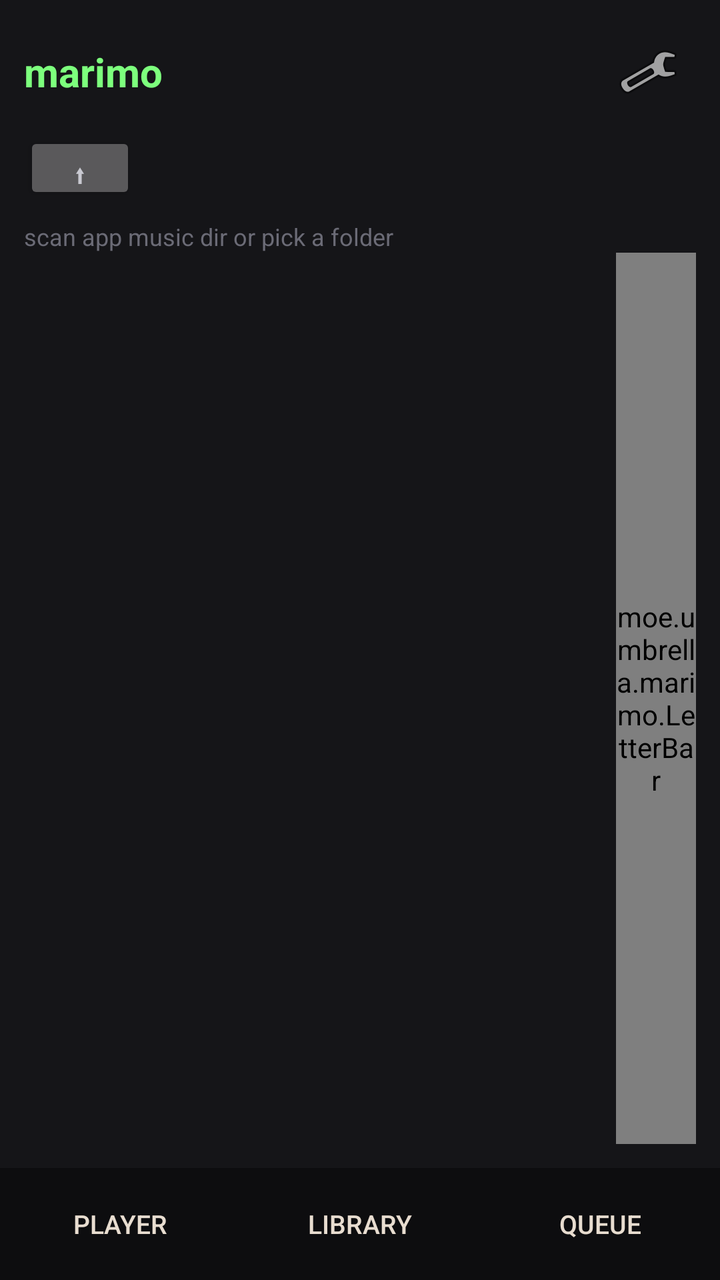
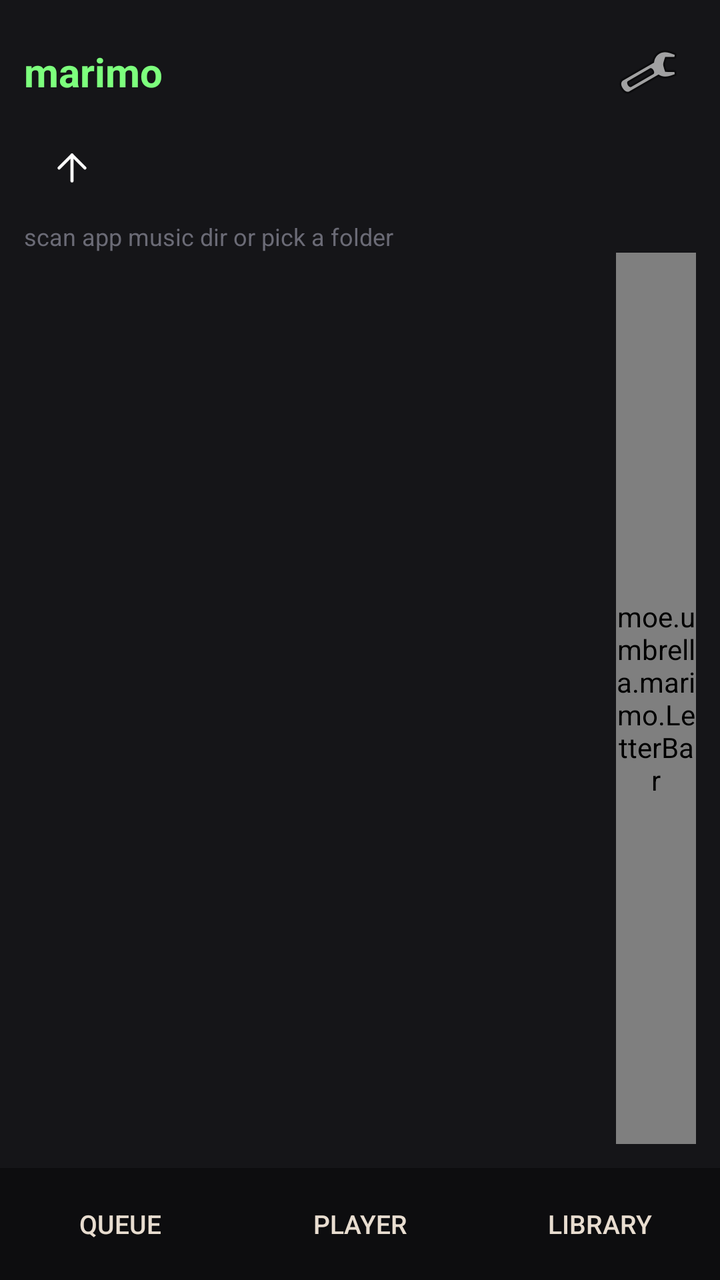

Two renders of the same Android screen: before a commit and after it. Below are the layout's source before the change and the commit's diff.
<!-- AndroidManifest.xml: application theme Theme.Marimo -->
<!-- res/layout/activity_main.xml -->
<?xml version="1.0" encoding="utf-8"?>
<LinearLayout xmlns:android="http://schemas.android.com/apk/res/android"
    android:layout_width="match_parent"
    android:layout_height="match_parent"
    android:orientation="vertical">

    <FrameLayout
        android:layout_width="match_parent"
        android:layout_height="0dp"
        android:layout_weight="1">

        
        <LinearLayout
            android:id="@+id/screen_library"
            android:layout_width="match_parent"
            android:layout_height="match_parent"
            android:orientation="vertical"
            android:padding="12dp">

            <LinearLayout
                android:layout_width="match_parent"
                android:layout_height="wrap_content"
                android:orientation="horizontal"
                android:gravity="center_vertical">

                <TextView
                    android:id="@+id/title"
                    android:layout_width="0dp"
                    android:layout_height="wrap_content"
                    android:layout_weight="1"
                    android:text="marimo"
                    android:textSize="20sp"
                    android:textStyle="bold"
                    android:textColor="#7dff7d" />

                <ImageButton
                    android:id="@+id/btn_settings"
                    android:layout_width="48dp"
                    android:layout_height="48dp"
                    android:src="@android:drawable/ic_menu_manage"
                    android:background="?android:attr/selectableItemBackground"
                    android:contentDescription="settings" />
            </LinearLayout>

            
            <LinearLayout
                android:layout_width="match_parent"
                android:layout_height="40dp"
                android:layout_marginTop="4dp"
                android:orientation="horizontal"
                android:gravity="center_vertical">

                <Button
                    android:id="@+id/btn_up"
                    android:layout_width="56dp"
                    android:layout_height="36dp"
                    android:text="⬆"
                    android:textSize="16sp" />

                <TextView
                    android:id="@+id/folder_name"
                    android:layout_width="0dp"
                    android:layout_height="wrap_content"
                    android:layout_weight="1"
                    android:layout_marginStart="8dp"
                    android:maxLines="1"
                    android:ellipsize="middle"
                    android:textSize="14sp"
                    android:textColor="#c9c9d1" />
            </LinearLayout>

            <TextView
                android:id="@+id/status"
                android:layout_width="match_parent"
                android:layout_height="wrap_content"
                android:layout_marginTop="6dp"
                android:text="@string/status_idle"
                android:textSize="12sp"
                android:textColor="#6b6b76" />

            <LinearLayout
                android:layout_width="match_parent"
                android:layout_height="0dp"
                android:layout_weight="1"
                android:orientation="horizontal">

                <ListView
                    android:id="@+id/tracklist"
                    android:layout_width="0dp"
                    android:layout_height="match_parent"
                    android:layout_weight="1"
                    android:divider="#2a2a30"
                    android:dividerHeight="1dp" />

                <moe.umbrella.marimo.LetterBar
                    android:id="@+id/letterbar"
                    android:layout_width="40dp"
                    android:layout_height="match_parent" />
            </LinearLayout>
        </LinearLayout>

        
        <LinearLayout
            android:id="@+id/screen_queue"
            android:layout_width="match_parent"
            android:layout_height="match_parent"
            android:orientation="vertical"
            android:padding="20dp"
            android:visibility="gone">

            <TextView
                android:layout_width="match_parent"
                android:layout_height="wrap_content"
                android:text="queue"
                android:textSize="20sp"
                android:textStyle="bold"
                android:textColor="#7dff7d" />

            <ListView
                android:id="@+id/q_list"
                android:layout_width="match_parent"
                android:layout_height="0dp"
                android:layout_weight="1"
                android:layout_marginTop="12dp"
                android:divider="#2a2a30"
                android:dividerHeight="1dp" />
        </LinearLayout>

        
        <LinearLayout
            android:id="@+id/screen_player"
            android:layout_width="match_parent"
            android:layout_height="match_parent"
            android:orientation="vertical"
            android:gravity="center_horizontal"
            android:paddingLeft="20dp"
            android:paddingRight="20dp"
            android:paddingTop="12dp"
            android:paddingBottom="8dp"
            android:visibility="gone">

            <TextView
                android:id="@+id/p_title"
                android:layout_width="match_parent"
                android:layout_height="wrap_content"
                android:gravity="center"
                android:text="marimo"
                android:textSize="22sp"
                android:textStyle="bold"
                android:textColor="#7dff7d" />

            <ImageView
                android:id="@+id/p_art"
                android:layout_width="match_parent"
                android:layout_height="0dp"
                android:layout_weight="1"
                android:layout_marginTop="8dp"
                android:scaleType="fitCenter"
                android:adjustViewBounds="true"
                android:contentDescription="album art" />

            <TextView
                android:id="@+id/p_track"
                android:layout_width="match_parent"
                android:layout_height="wrap_content"
                android:layout_marginTop="12dp"
                android:gravity="center"
                android:textSize="18sp"
                android:textColor="#e8ddd0"
                android:textStyle="bold" />

            <TextView
                android:id="@+id/p_artist"
                android:layout_width="match_parent"
                android:layout_height="wrap_content"
                android:gravity="center"
                android:textSize="14sp"
                android:textColor="#c9c9d1" />

            <TextView
                android:id="@+id/p_album"
                android:layout_width="match_parent"
                android:layout_height="wrap_content"
                android:gravity="center"
                android:textSize="13sp"
                android:textColor="#6b6b76" />

            <moe.umbrella.marimo.WaveformSeekBar
                android:id="@+id/p_seek"
                android:layout_width="match_parent"
                android:layout_height="26dp"
                android:layout_marginTop="6dp" />

            <TextView
                android:id="@+id/p_time"
                android:layout_width="match_parent"
                android:layout_height="wrap_content"
                android:gravity="center"
                android:text="0:00 / 0:00"
                android:textSize="12sp"
                android:textColor="#6b6b76" />

            <LinearLayout
                android:layout_width="match_parent"
                android:layout_height="wrap_content"
                android:layout_marginTop="10dp"
                android:orientation="horizontal">

                <ImageButton
                    android:id="@+id/p_prev"
                    android:layout_width="0dp"
                    android:layout_height="64dp"
                    android:layout_weight="1"
                    android:src="@drawable/ic_prev"
                    android:background="?android:attr/selectableItemBackground"
                    android:contentDescription="previous" />

                <ImageButton
                    android:id="@+id/p_play"
                    android:layout_width="0dp"
                    android:layout_height="64dp"
                    android:layout_weight="1"
                    android:src="@drawable/ic_play"
                    android:background="?android:attr/selectableItemBackground"
                    android:contentDescription="play/pause" />

                <ImageButton
                    android:id="@+id/p_next"
                    android:layout_width="0dp"
                    android:layout_height="64dp"
                    android:layout_weight="1"
                    android:src="@drawable/ic_next"
                    android:background="?android:attr/selectableItemBackground"
                    android:contentDescription="next" />
            </LinearLayout>

            <LinearLayout
                android:layout_width="match_parent"
                android:layout_height="wrap_content"
                android:layout_marginTop="4dp"
                android:orientation="horizontal"
                android:gravity="center">

                <ImageButton
                    android:id="@+id/p_shuffle"
                    android:layout_width="60dp"
                    android:layout_height="52dp"
                    android:scaleType="fitCenter"
                    android:paddingTop="10dp"
                    android:paddingBottom="10dp"
                    android:src="@drawable/ic_shuffle"
                    android:background="?android:attr/selectableItemBackground"
                    android:contentDescription="shuffle" />

                <ImageButton
                    android:id="@+id/p_repeat"
                    android:layout_width="60dp"
                    android:layout_height="52dp"
                    android:scaleType="fitCenter"
                    android:paddingTop="10dp"
                    android:paddingBottom="10dp"
                    android:src="@drawable/ic_repeat"
                    android:background="?android:attr/selectableItemBackground"
                    android:contentDescription="repeat" />
            </LinearLayout>

        </LinearLayout>
    </FrameLayout>

    
    <LinearLayout
        android:layout_width="match_parent"
        android:layout_height="56dp"
        android:orientation="horizontal"
        android:background="#0d0d0f">

        <Button
            android:id="@+id/tab_player"
            android:layout_width="0dp"
            android:layout_height="match_parent"
            android:layout_weight="1"
            android:background="?android:attr/selectableItemBackground"
            android:text="player"
            android:textColor="#e8ddd0"
            android:textSize="13sp" />

        <Button
            android:id="@+id/tab_library"
            android:layout_width="0dp"
            android:layout_height="match_parent"
            android:layout_weight="1"
            android:background="?android:attr/selectableItemBackground"
            android:text="library"
            android:textColor="#e8ddd0"
            android:textSize="13sp" />

        <Button
            android:id="@+id/tab_queue"
            android:layout_width="0dp"
            android:layout_height="match_parent"
            android:layout_weight="1"
            android:background="?android:attr/selectableItemBackground"
            android:text="queue"
            android:textColor="#e8ddd0"
            android:textSize="13sp" />
    </LinearLayout>
</LinearLayout>
<!-- resources referenced by this layout -->
<resources>
  <!-- drawable ic_next (drawable) -->
  <?xml version="1.0" encoding="utf-8"?>
  <vector xmlns:android="http://schemas.android.com/apk/res/android"
      android:width="24dp"
      android:height="24dp"
      android:viewportWidth="26"
      android:viewportHeight="26">
      
      <path
          android:strokeColor="#FFFFFFFF"
          android:strokeWidth="1.7"
          android:strokeLineJoin="round"
          android:pathData="M8 5l9 8-9 8V5z" />
      <path
          android:strokeColor="#FFFFFFFF"
          android:strokeWidth="3"
          android:strokeLineCap="round"
          android:pathData="M19 5v16" />
  </vector>
  <!-- drawable ic_play (drawable) -->
  <?xml version="1.0" encoding="utf-8"?>
  <vector xmlns:android="http://schemas.android.com/apk/res/android"
      android:width="24dp"
      android:height="24dp"
      android:viewportWidth="26"
      android:viewportHeight="26">
      
      <path
          android:strokeColor="#FFFFFFFF"
          android:strokeWidth="1.7"
          android:strokeLineJoin="round"
          android:pathData="M8 5l12 8-12 8V5z" />
  </vector>
  <!-- drawable ic_prev (drawable) -->
  <?xml version="1.0" encoding="utf-8"?>
  <vector xmlns:android="http://schemas.android.com/apk/res/android"
      android:width="24dp"
      android:height="24dp"
      android:viewportWidth="26"
      android:viewportHeight="26">
      
      <path
          android:strokeColor="#FFFFFFFF"
          android:strokeWidth="1.7"
          android:strokeLineJoin="round"
          android:pathData="M18 5L9 13l9 8V5z" />
      <path
          android:strokeColor="#FFFFFFFF"
          android:strokeWidth="3"
          android:strokeLineCap="round"
          android:pathData="M7 5v16" />
  </vector>
  <!-- drawable ic_repeat (drawable) -->
  <?xml version="1.0" encoding="utf-8"?>
  <vector xmlns:android="http://schemas.android.com/apk/res/android"
      android:width="24dp"
      android:height="24dp"
      android:viewportWidth="26"
      android:viewportHeight="26">
      
      <path
          android:strokeColor="#FFFFFFFF"
          android:strokeWidth="1.7"
          android:strokeLineCap="round"
          android:strokeLineJoin="round"
          android:pathData="M18 3l4 4-4 4" />
      <path
          android:strokeColor="#FFFFFFFF"
          android:strokeWidth="1.7"
          android:strokeLineCap="round"
          android:strokeLineJoin="round"
          android:pathData="M4 12v-1a4 4 0 0 1 4-4h14" />
      <path
          android:strokeColor="#FFFFFFFF"
          android:strokeWidth="1.7"
          android:strokeLineCap="round"
          android:strokeLineJoin="round"
          android:pathData="m8 23-4-4 4-4" />
      <path
          android:strokeColor="#FFFFFFFF"
          android:strokeWidth="1.7"
          android:strokeLineCap="round"
          android:strokeLineJoin="round"
          android:pathData="M22 14v1a4 4 0 0 1-4 4H4" />
  </vector>
  <string name="status_idle">scan app music dir or pick a folder</string>
  <style name="Theme.Marimo" parent="@android:style/Theme.Material.NoActionBar">
          <item name="android:windowBackground">#151518</item>
          <item name="android:colorBackground">#151518</item>
          <item name="android:statusBarColor">#0d0d0f</item>
          <item name="android:navigationBarColor">#0d0d0f</item>
          <item name="android:textColor">#c9c9d1</item>
      </style>
  <!-- unchanged entries left out for length: 1 -->
</resources>

<!-- the commit's change to res/layout/activity_main.xml (unified diff, before → after) -->
@@ -50,12 +50,13 @@
                 android:orientation="horizontal"
                 android:gravity="center_vertical">
 
-                <Button
+                <ImageButton
                     android:id="@+id/btn_up"
-                    android:layout_width="56dp"
+                    android:layout_width="48dp"
                     android:layout_height="36dp"
-                    android:text="⬆"
-                    android:textSize="16sp" />
+                    android:src="@drawable/ic_up"
+                    android:background="?android:attr/selectableItemBackground"
+                    android:contentDescription="up" />
 
                 <TextView
                     android:id="@+id/folder_name"
@@ -275,6 +276,16 @@
         android:background="#0d0d0f">
 
         <Button
+            android:id="@+id/tab_queue"
+            android:layout_width="0dp"
+            android:layout_height="match_parent"
+            android:layout_weight="1"
+            android:background="?android:attr/selectableItemBackground"
+            android:text="queue"
+            android:textColor="#e8ddd0"
+            android:textSize="13sp" />
+
+        <Button
             android:id="@+id/tab_player"
             android:layout_width="0dp"
             android:layout_height="match_parent"
@@ -293,15 +304,5 @@
             android:text="library"
             android:textColor="#e8ddd0"
             android:textSize="13sp" />
-
-        <Button
-            android:id="@+id/tab_queue"
-            android:layout_width="0dp"
-            android:layout_height="match_parent"
-            android:layout_weight="1"
-            android:background="?android:attr/selectableItemBackground"
-            android:text="queue"
-            android:textColor="#e8ddd0"
-            android:textSize="13sp" />
     </LinearLayout>
 </LinearLayout>
<!-- resource entries referenced after the edit -->
@@ -85,6 +85,27 @@
           android:strokeLineJoin="round"
           android:pathData="M22 14v1a4 4 0 0 1-4 4H4" />
   </vector>
+  <!-- drawable ic_up (drawable) -->
+  <?xml version="1.0" encoding="utf-8"?>
+  <vector xmlns:android="http://schemas.android.com/apk/res/android"
+      android:width="24dp"
+      android:height="24dp"
+      android:viewportWidth="26"
+      android:viewportHeight="26">
+      
+      <path
+          android:strokeColor="#FFFFFFFF"
+          android:strokeWidth="1.7"
+          android:strokeLineCap="round"
+          android:strokeLineJoin="round"
+          android:pathData="M13 20V6" />
+      <path
+          android:strokeColor="#FFFFFFFF"
+          android:strokeWidth="1.7"
+          android:strokeLineCap="round"
+          android:strokeLineJoin="round"
+          android:pathData="M6 13l7-7 7 7" />
+  </vector>
   <string name="status_idle">scan app music dir or pick a folder</string>
   <style name="Theme.Marimo" parent="@android:style/Theme.Material.NoActionBar">
           <item name="android:windowBackground">#151518</item>
